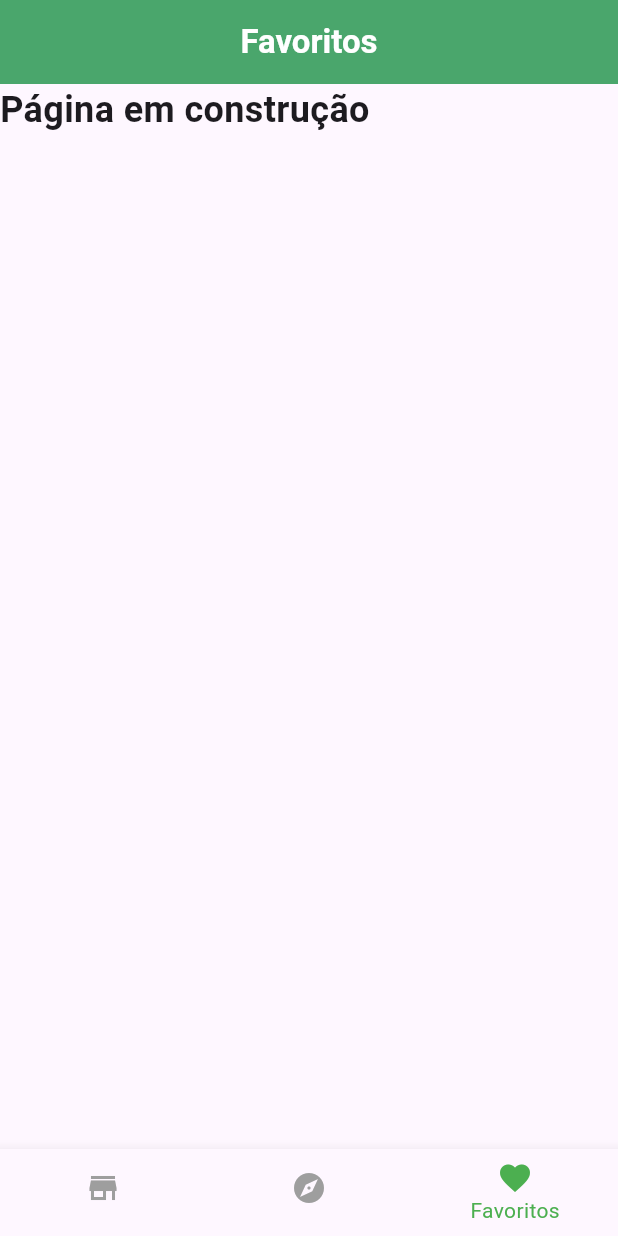
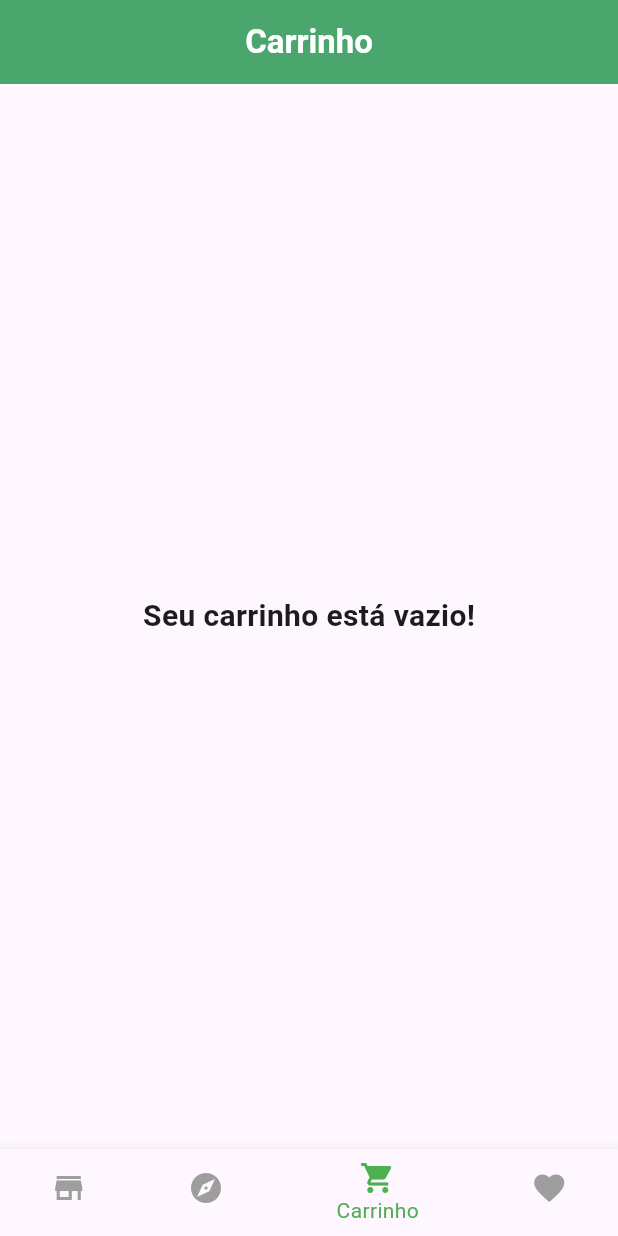
Before and after one commit to LucaVianna/flutter_project, a Flutter app: the HomeScreen screen opened directly, item 3 of the bottom bar chosen, on a phone screen of 412 x 824 dp. Run offline on Flutter 3.47's test engine with Material 3 defaults, Android fonts, the phone set to English and light mode, and no system bars.

Commit message:
Fazendo alterações na Home, Shop e Cart Screen para gerar o carrinho

```diff
--- a/lib/pages/home/cart_screen.dart
+++ b/lib/pages/home/cart_screen.dart
@@ -0,0 +1,46 @@
+import 'package:flutter/material.dart';
+
+class CartScreen extends StatelessWidget {
+  final List<Map<String, dynamic>> cartItems;
+
+  CartScreen({required this.cartItems});
+
+  @override
+  Widget build(BuildContext context) {
+    return Scaffold(
+      appBar: AppBar(
+        title: Center(
+          child: Text(
+            'Carrinho',
+            style: TextStyle(
+              color: Colors.white,
+              fontWeight: FontWeight.bold,
+            ),
+          ),
+        ),
+        backgroundColor: Color(0xFF4AA66C),
+      ),
+      body: cartItems.isEmpty ? Center(
+        child: Text(
+          'Seu carrinho está vazio!',
+          style: TextStyle(
+            fontSize: 20,
+            fontWeight: FontWeight.bold,
+          ),
+        ),
+      )
+      : ListView.builder(
+        itemCount: cartItems.length,
+        itemBuilder: (context, index) {
+          final item = cartItems[index];
+
+          return ListTile(
+            leading: Image.asset(item['image'], width: 50, height: 50),
+            title: Text(item['name']),
+            subtitle: Text('R\$${item['price'].toStringAsFixed(2)}'),
+          );
+        },
+      )
+    );
+  }
+}
--- a/lib/pages/home_screen.dart
+++ b/lib/pages/home_screen.dart
@@ -2,6 +2,7 @@ import 'package:flutter/material.dart';
 import 'package:flutter_project/pages/home/shop_screen.dart';
 import 'package:flutter_project/pages/home/favorite_screen.dart';
 import 'package:flutter_project/pages/home/explore_screen.dart';
+import 'package:flutter_project/pages/home/cart_screen.dart';
 
 class HomeScreen extends StatefulWidget {
   @override
@@ -10,14 +11,27 @@ class HomeScreen extends StatefulWidget {
 
 class _HomeScreenState extends State<HomeScreen> {
   int _selectedIndex = 0;
+  List<Map<String, dynamic>> cartItems = [];
 
-  final List<Widget> _screens = [
-    ShopScreen(),
-    ExploreScreen(),
-    //CartScreen(),
-    FavoriteScreen(),
-    //ProfileScreen(),
-  ];
+  void addToCart(Map<String, dynamic> product) {
+    setState(() {
+      cartItems.add(product);
+    });
+  }
+
+  final List<Widget> _screens = [];
+
+  @override
+  void initState() {
+    super.initState();
+    _screens.addAll([
+      ShopScreen(addToCart: addToCart),
+      ExploreScreen(),
+      CartScreen(cartItems: cartItems),
+      FavoriteScreen(),
+      //ProfileScreen(),
+    ]);
+  }
 
   void _onItemTapped(int index) {
     setState(() {
@@ -39,14 +53,11 @@ class _HomeScreenState extends State<HomeScreen> {
         items: [
           BottomNavigationBarItem(icon: Icon(Icons.store), label: 'Loja'),
           BottomNavigationBarItem(icon: Icon(Icons.explore), label: 'Explorar'),
-          //BottomNavigationBarItem(icon: Icon(Icons.shopping_cart), label: 'Carrinho'),
+          BottomNavigationBarItem(icon: Icon(Icons.shopping_cart), label: 'Carrinho'),
           BottomNavigationBarItem(icon: Icon(Icons.favorite), label: 'Favoritos'),
           //BottomNavigationBarItem(icon: Icon(Icons.person), label: 'Perfil'),
         ],
       ),
     );
   }
-
-
-
 }
```
Also changed, not shown: lib/pages/home/shop_screen.dart (+14 -2 lines), 1 other file.
